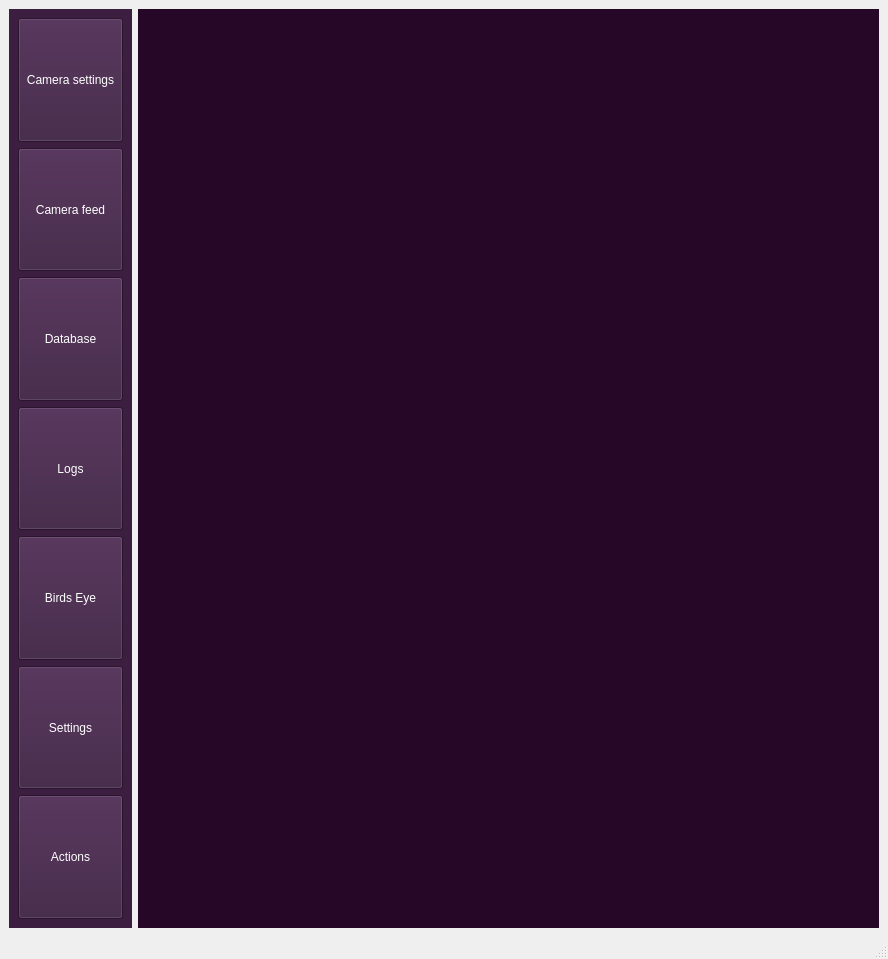
The window that UIs/main.ui (Sahasvinandith/ObserveAI_main) describes before a commit, drawn with Qt 5.
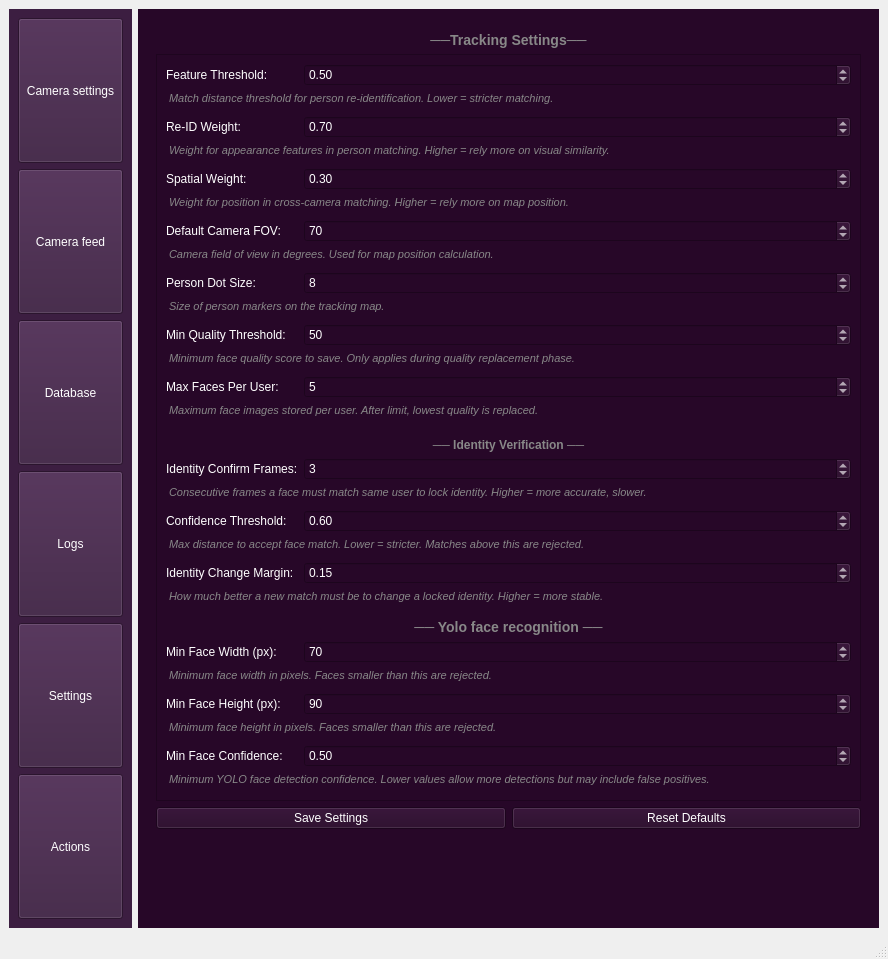
The same window after the commit. The open tabs and pages were chosen to show the change.

Commit message: Removed Bird Eye view from the application

Diff of the .ui file:
```diff
--- a/UIs/main.ui
+++ b/UIs/main.ui
@@ -97,19 +97,6 @@
          </property>
         </widget>
        </item>
-       <item>
-        <widget class="QPushButton" name="birds_eye_btn">
-         <property name="sizePolicy">
-          <sizepolicy hsizetype="Minimum" vsizetype="Expanding">
-           <horstretch>0</horstretch>
-           <verstretch>2</verstretch>
-          </sizepolicy>
-         </property>
-         <property name="text">
-          <string>Birds Eye</string>
-         </property>
-        </widget>
-       </item>
        <item>
         <widget class="QPushButton" name="settings_btn">
          <property name="sizePolicy">
@@ -960,13 +947,6 @@
            </item>
           </layout>
          </widget>
-         <widget class="QWidget" name="birds_eye_view_page">
-          <layout class="QHBoxLayout" name="birds_eye_layout">
-           <item>
-            <widget class="QWidget" name="birds_eye_container"/>
-           </item>
-          </layout>
-         </widget>
          <widget class="QWidget" name="actions_page">
           <layout class="QVBoxLayout" name="actions_layout">
            <item>
```
The commit also changes 26 other files.
